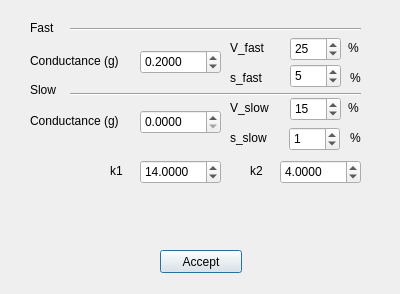
The window that model_library/synapse/Golowasch_et_al_1999/sm_gui_golowasch_et_al_1999.ui (GNB-UAM/RTHybrid) describes before a commit, drawn with Qt 5.
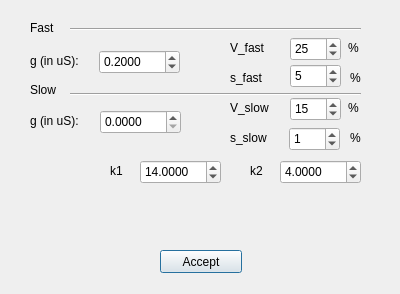
The same window after the commit.

```diff
--- a/model_library/synapse/Golowasch_et_al_1999/sm_gui_golowasch_et_al_1999.ui
+++ b/model_library/synapse/Golowasch_et_al_1999/sm_gui_golowasch_et_al_1999.ui
@@ -32,7 +32,7 @@
   <widget class="QDoubleSpinBox" name="double_gSlow">
    <property name="geometry">
     <rect>
-     <x>140</x>
+     <x>100</x>
      <y>110</y>
      <width>81</width>
      <height>24</height>
@@ -66,12 +66,12 @@
     <rect>
      <x>30</x>
      <y>113</y>
-     <width>131</width>
+     <width>61</width>
      <height>16</height>
     </rect>
    </property>
    <property name="text">
-    <string>Conductance (g)</string>
+    <string>g (in uS):</string>
    </property>
   </widget>
   <widget class="QLabel" name="label_85">
@@ -143,12 +143,12 @@
     <rect>
      <x>30</x>
      <y>53</y>
-     <width>131</width>
+     <width>61</width>
      <height>16</height>
     </rect>
    </property>
    <property name="text">
-    <string>Conductance (g)</string>
+    <string>g (in uS):</string>
    </property>
   </widget>
   <widget class="QLabel" name="label_30">
@@ -193,7 +193,7 @@
   <widget class="QDoubleSpinBox" name="double_gFast">
    <property name="geometry">
     <rect>
-     <x>140</x>
+     <x>99</x>
      <y>50</y>
      <width>81</width>
      <height>24</height>
```
